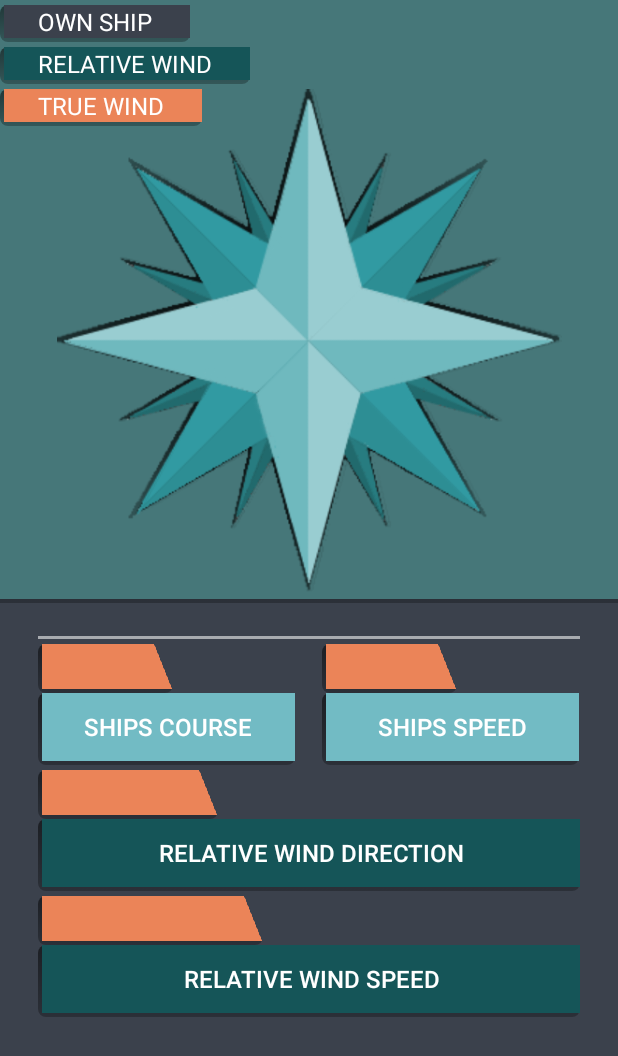
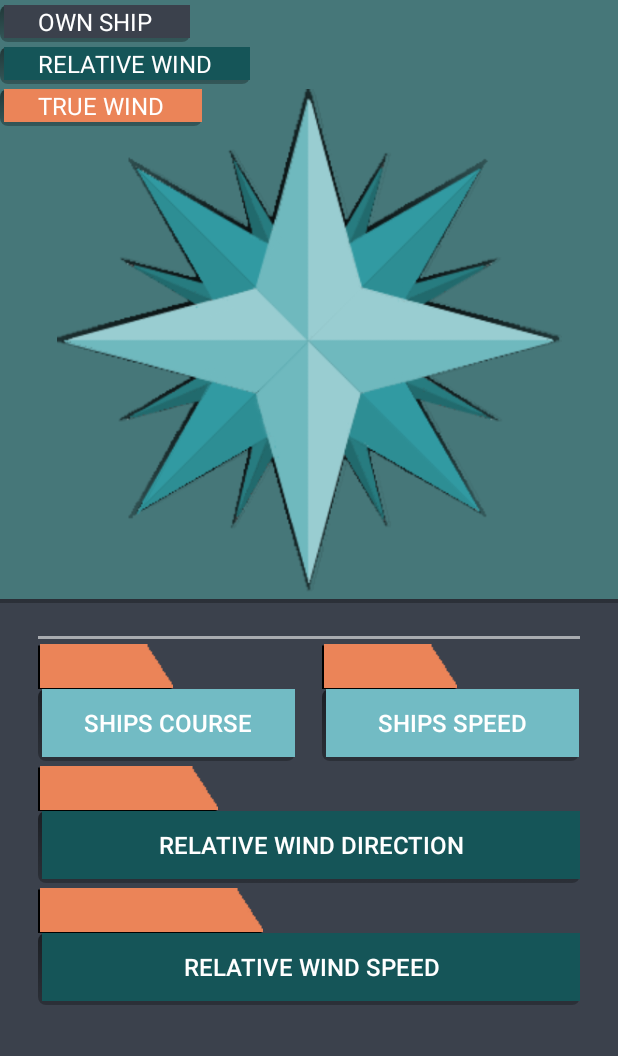
Before and after one commit to ZakharchenkoWork/WindDirection, an Android app: the Test screen opened directly, with no data from a screen before it, on a phone screen of 412 x 824 dp. Shown: the top 1056 px of the screen. Run offline under Robolectric (Android 15) with nearby library versions, the phone set to English and light mode, and no system bars; our stand-ins replace Shimmer; libraries missing offline, so code that uses them is left out: com.romainpiel.shimmer; plain views replace ShimmerTextView.

Commit message:
Changes in dimensions

```diff
--- a/app/src/main/res/drawable/text_field_label.xml
+++ b/app/src/main/res/drawable/text_field_label.xml
@@ -9,16 +9,6 @@
                     <corners android:radius="@dimen/shape_shadow_corners" />
                 </shape>
             </item>
-            <item>
-                <shape android:shape="rectangle">
-                    <solid android:color="@color/orange" />
-                </shape>
-            </item>
-            <item>
-                <shape android:shape="rectangle">
-                    <solid android:color="@color/orange" />
-                </shape>
-            </item>
             <item android:width="20dp" android:gravity="fill_vertical|right|end">
                 <bitmap android:src="@drawable/text_field" />
             </item>
--- a/app/src/main/res/layout-land/main.xml
+++ b/app/src/main/res/layout-land/main.xml
@@ -7,26 +7,26 @@
     android:weightSum="1">
 
 
-
     <LinearLayout
         android:id="@+id/fullDataContainer"
         android:layout_width="0dp"
         android:layout_height="match_parent"
-        android:layout_weight="0.4"
         android:layout_marginBottom="20dp"
-        android:layout_marginTop="20dp"
         android:layout_marginEnd="@dimen/container_side_margin"
         android:layout_marginLeft="@dimen/container_side_margin"
         android:layout_marginRight="@dimen/container_side_margin"
         android:layout_marginStart="@dimen/container_side_margin"
+        android:layout_marginTop="20dp"
+        android:layout_weight="0.4"
+        android:weightSum="6"
         android:orientation="vertical">
-
 
 
         <TextView
             android:id="@+id/shipsSpeedLabel"
             style="@style/text_label_orange"
             android:layout_width="@dimen/text_label_minimal_width"
+            android:layout_weight="0.5"
             android:layout_height="wrap_content" />
 
         <Button
@@ -34,16 +34,15 @@
             style="@style/blue_button"
             android:layout_width="match_parent"
             android:layout_height="wrap_content"
+            android:layout_weight="1"
             android:layout_marginBottom="@dimen/minimal_vertical_margin"
             android:text="@string/sSpeed" />
-
-
-
 
 
         <TextView
             android:id="@+id/shipsCourseLabel"
             style="@style/text_label_orange"
+            android:layout_weight="0.5"
             android:layout_width="@dimen/text_label_minimal_width"
             android:layout_height="wrap_content" />
 
@@ -52,14 +51,15 @@
             style="@style/blue_button"
             android:layout_width="match_parent"
             android:layout_height="wrap_content"
+            android:layout_weight="1"
             android:layout_marginBottom="@dimen/minimal_vertical_margin"
             android:text="@string/sCourse" />
-
 
 
         <TextView
             android:id="@+id/relativeWindDirectionLabel"
             style="@style/text_label_orange"
+            android:layout_weight="0.5"
             android:layout_width="@dimen/text_label_minimal_width"
             android:layout_height="wrap_content" />
 
@@ -68,8 +68,7 @@
             style="@style/green_button"
             android:layout_width="match_parent"
             android:layout_height="wrap_content"
-
-
+            android:layout_weight="1"
             android:layout_marginBottom="@dimen/minimal_vertical_margin"
             android:text="@string/rwCourse" />
 
@@ -77,6 +76,7 @@
         <TextView
             android:id="@+id/relativeWindSpeedLabel"
             style="@style/text_label_orange"
+            android:layout_weight="0.5"
             android:layout_width="@dimen/text_label_minimal_width"
             android:layout_height="wrap_content" />
 
@@ -85,33 +85,35 @@
             style="@style/green_button"
             android:layout_width="match_parent"
             android:layout_height="wrap_content"
-
+            android:layout_weight="1"
             android:text="@string/rwSpeed" />
     </LinearLayout>
+
     <RelativeLayout
         android:id="@+id/topContainer"
         android:layout_width="0dp"
+        android:layout_height="match_parent"
         android:layout_weight="0.6"
-        android:layout_height="match_parent"
-        android:background="@drawable/backgrund_for_graphics"
-        >
+        android:background="@drawable/backgrund_for_graphics">
+
         <RelativeLayout
             android:id="@+id/resultContainer"
             android:layout_width="wrap_content"
             android:layout_height="wrap_content"
+            android:layout_marginBottom="10dp"
+            android:layout_marginEnd="50dp"
             android:layout_marginRight="50dp"
-            android:layout_marginEnd="50dp"
             android:layout_marginTop="10dp"
-            android:layout_marginBottom="10dp"
             android:background="@drawable/label_purple">
+
             <RelativeLayout
                 android:layout_width="match_parent"
                 android:layout_height="wrap_content"
+                android:layout_marginBottom="5dp"
+                android:layout_marginEnd="20dp"
                 android:layout_marginLeft="20dp"
+                android:layout_marginRight="20dp"
                 android:layout_marginStart="20dp"
-            android:layout_marginEnd="20dp"
-            android:layout_marginRight="20dp"
-            android:layout_marginBottom="5dp"
                 android:layout_marginTop="5dp"
                 android:gravity="center_horizontal">
 
@@ -131,83 +133,82 @@
         </RelativeLayout>
 
 
+        <TextView
+            android:id="@+id/ownShipLabel"
+            style="@style/text_label_main"
+            android:layout_width="wrap_content"
+            android:layout_height="wrap_content"
+            android:layout_above="@id/relativeWindLabel"
+            android:layout_marginBottom="@dimen/minimal_vertical_margin"
+            android:layout_marginTop="@dimen/minimal_vertical_margin"
+            android:background="@drawable/label_purple"
+            android:text="@string/ownShip" />
 
         <TextView
-            android:id="@+id/ownShipLabel"
+            android:id="@+id/relativeWindLabel"
+            style="@style/text_label_main"
             android:layout_width="wrap_content"
             android:layout_height="wrap_content"
-            style="@style/text_label_main"
-            android:text="@string/ownShip"
-            android:layout_marginTop="@dimen/minimal_vertical_margin"
-            android:layout_marginBottom="@dimen/minimal_vertical_margin"
-            android:layout_above="@id/relativeWindLabel"
-            android:background="@drawable/label_purple"
-            />
-        <TextView
-            android:id="@+id/relativeWindLabel"
-            android:layout_width="wrap_content"
-            android:layout_height="wrap_content"
-            style="@style/text_label_main"
-            android:text="@string/rWind"
             android:layout_above="@+id/trueWindLabel"
             android:layout_marginBottom="@dimen/minimal_vertical_margin"
             android:background="@drawable/label_dark_green"
-            />
+            android:text="@string/rWind" />
+
         <TextView
             android:id="@+id/trueWindLabel"
+            style="@style/text_label_main"
             android:layout_width="wrap_content"
             android:layout_height="wrap_content"
             android:layout_alignParentBottom="true"
             android:layout_marginBottom="10dp"
-            style="@style/text_label_main"
-            android:text="@string/tWind"
+            android:background="@drawable/label_orange"
 
 
-            android:background="@drawable/label_orange" />
+            android:text="@string/tWind" />
 
         <RelativeLayout
             android:layout_width="match_parent"
             android:layout_height="match_parent"
+            android:layout_above="@+id/relativeWindLabel"
+            android:layout_below="@id/resultContainer"
             android:layout_marginBottom="@dimen/minimal_vertical_margin"
-            android:gravity="center"
-            android:layout_below="@id/resultContainer"
-            android:layout_above="@+id/relativeWindLabel">
+            android:gravity="center">
+
             <ImageView
                 android:layout_width="match_parent"
                 android:layout_height="match_parent"
                 android:scaleType="centerInside"
                 android:src="@drawable/roze" />
+
             <ImageView
+                android:id="@+id/shipsCourseVector"
                 android:layout_width="match_parent"
                 android:layout_height="match_parent"
-                android:scaleType="centerInside"
-                android:id="@+id/shipsCourseVector"
-                />
+                android:scaleType="centerInside" />
 
             <ImageView
+                android:id="@+id/windDirectionVector"
                 android:layout_width="match_parent"
                 android:layout_height="match_parent"
-                android:scaleType="centerInside"
-                android:id="@+id/windDirectionVector"
-                />
+                android:scaleType="centerInside" />
+
             <ImageView
+                android:id="@+id/windDirectionArrow"
                 android:layout_width="match_parent"
                 android:layout_height="match_parent"
-                android:scaleType="centerInside"
-                android:id="@+id/windDirectionArrow"
-                />
+                android:scaleType="centerInside" />
+
             <ImageView
+                android:id="@+id/resultVector"
                 android:layout_width="match_parent"
                 android:layout_height="match_parent"
-                android:scaleType="centerInside"
-                android:id="@+id/resultVector"
-                />
+                android:scaleType="centerInside" />
+
             <ImageView
+                android:id="@+id/resultArrow"
                 android:layout_width="match_parent"
                 android:layout_height="match_parent"
-                android:scaleType="centerInside"
-                android:id="@+id/resultArrow"
-                />
+                android:scaleType="centerInside" />
         </RelativeLayout>
 
     </RelativeLayout>
--- a/app/src/main/res/values/styles.xml
+++ b/app/src/main/res/values/styles.xml
@@ -37,7 +37,7 @@
         <item name="android:maxLines">1</item>
         </style>
     <style name="text_label_orange" parent="text_label_main">
-        <item name="android:background">@drawable/text_field_label</item>
+        <item name="android:background">@drawable/text_field</item>
         <item name="android:paddingLeft">@dimen/text_label_padding_left</item>
         <item name="android:paddingStart" tools:ignore="NewApi">@dimen/text_label_padding_left</item>
         <item name="android:paddingEnd" tools:ignore="NewApi">@dimen/text_label_padding_right</item>
@@ -46,5 +46,4 @@
         <item name="android:includeFontPadding">false</item>
         <item name="android:lineSpacingExtra">0dp</item>
     </style>
-
 </resources>
```
Also changed, not shown: app/src/main/res/drawable-land/text_field.9.png (added), app/src/main/res/drawable/text_field.9.png. Lines whose indentation alone changed are shown as unchanged.
